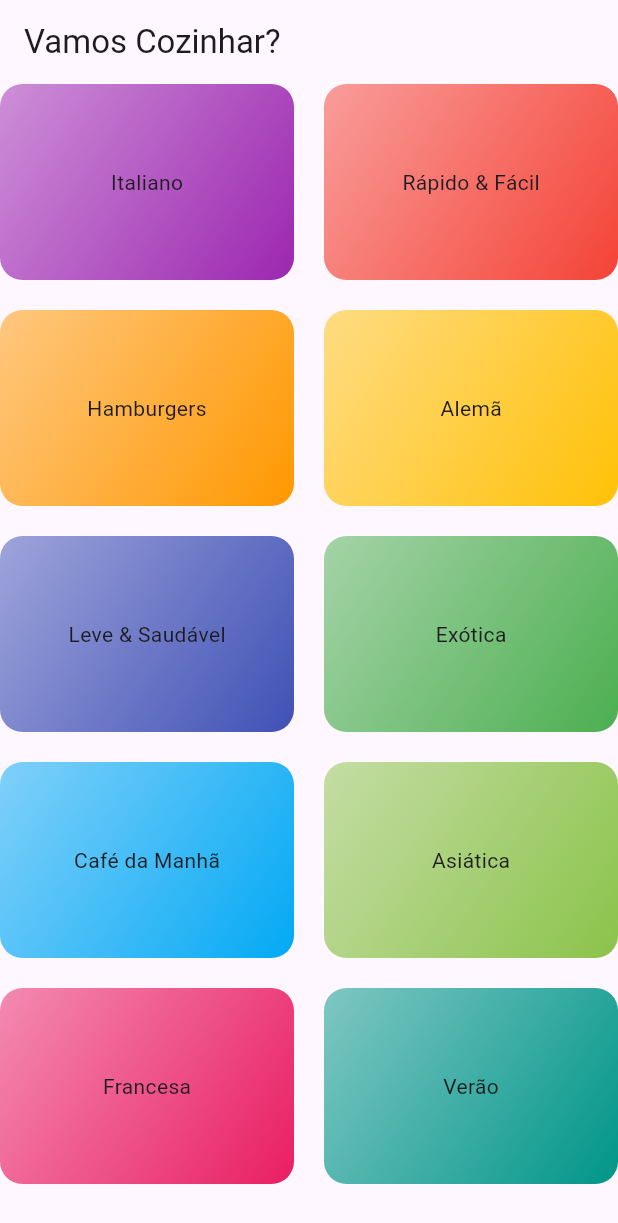
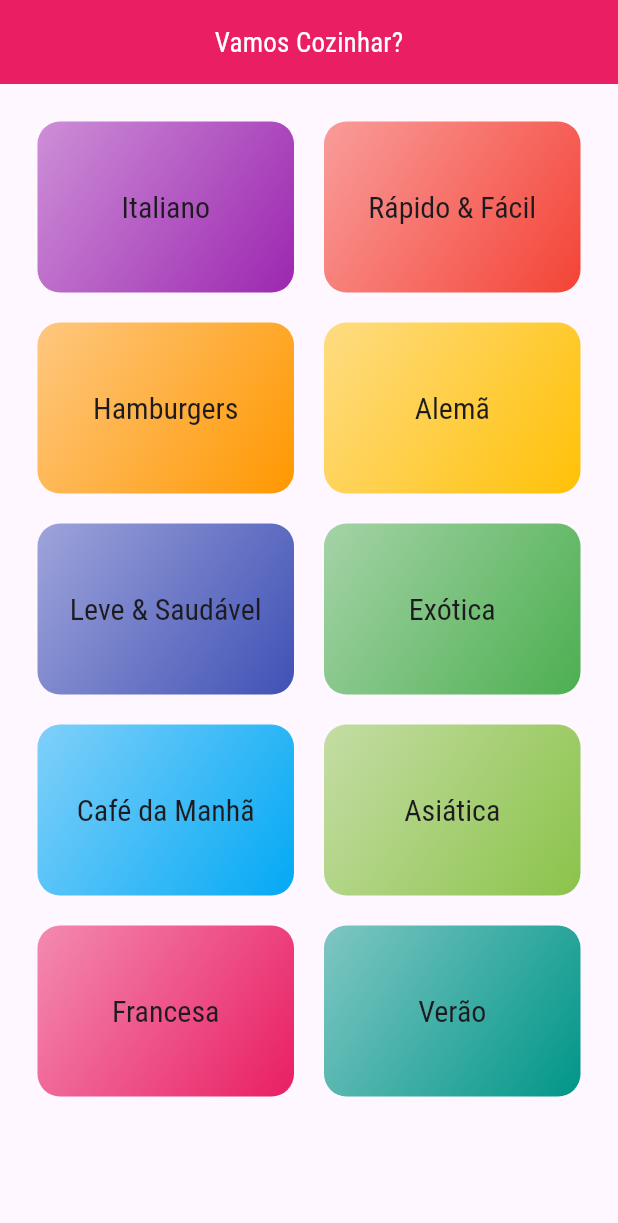
Before and after one commit to lucasalmeida00/meals, a Flutter app: the screen it shows after launch, on a phone screen of 412 x 824 dp. Shown: the top 1223 px of the screen. Run offline on Flutter 3.47's test engine with Material 3 defaults, Android fonts, the phone set to English and light mode, and no system bars.

Commit message:
feat: inicializado configurações de temas iniciais

```diff
--- a/lib/components/category_item.dart
+++ b/lib/components/category_item.dart
@@ -20,7 +20,12 @@ class CategoryItem extends StatelessWidget {
           end: Alignment.bottomRight,
         ),
       ),
-      child: Center(child: Text(category.title)),
+      child: Center(
+        child: Text(
+          category.title,
+          style: Theme.of(context).textTheme.titleLarge,
+        ),
+      ),
     );
   }
 }
--- a/lib/main.dart
+++ b/lib/main.dart
@@ -13,7 +13,21 @@ class MyApp extends StatelessWidget {
     return MaterialApp(
       title: 'Vamos Cozinhar?',
       theme: ThemeData(
-        primarySwatch: Colors.blue,
+        primaryColor: Colors.pink,
+        primarySwatch: Colors.pink,
+        hintColor: Colors.amber,
+        fontFamily: 'Raleway',
+        canvasColor: const Color.fromRGBO(255, 254, 229, 1),
+        textTheme: ThemeData.light().textTheme.copyWith(
+              titleLarge: const TextStyle(
+                fontSize: 20,
+                fontFamily: 'RobotoCondensed',
+              ),
+              titleMedium: const TextStyle(
+                  fontSize: 18,
+                  fontFamily: 'RobotoCondensed',
+                  color: Colors.white),
+            ),
       ),
       home: const CategoriesScreen(),
     );
--- a/lib/screens/categories_screen.dart
+++ b/lib/screens/categories_screen.dart
@@ -9,9 +9,16 @@ class CategoriesScreen extends StatelessWidget {
   Widget build(BuildContext context) {
     return Scaffold(
       appBar: AppBar(
-        title: const Text('Vamos Cozinhar?'),
+        title: Center(
+          child: Text(
+            'Vamos Cozinhar?',
+            style: Theme.of(context).textTheme.titleMedium,
+          ),
+        ),
+        backgroundColor: Theme.of(context).primaryColor,
       ),
       body: GridView(
+        padding: const EdgeInsets.all(25),
         gridDelegate: const SliverGridDelegateWithMaxCrossAxisExtent(
           maxCrossAxisExtent: 200,
           childAspectRatio: 3 / 2,
```
Also changed, not shown: pubspec.yaml (+18 -11 lines), assets/fonts/Raleway-Black.ttf (added), assets/fonts/Raleway-Bold.ttf (added), assets/fonts/Raleway-Regular.ttf (added), assets/fonts/RobotoCondensed-Bold.ttf (added), assets/fonts/RobotoCondensed-Italic.ttf (added), assets/fonts/RobotoCondensed-Light.ttf (added), assets/fonts/RobotoCondensed-Regular.ttf (added), pubspec.lock, 1 other file.
